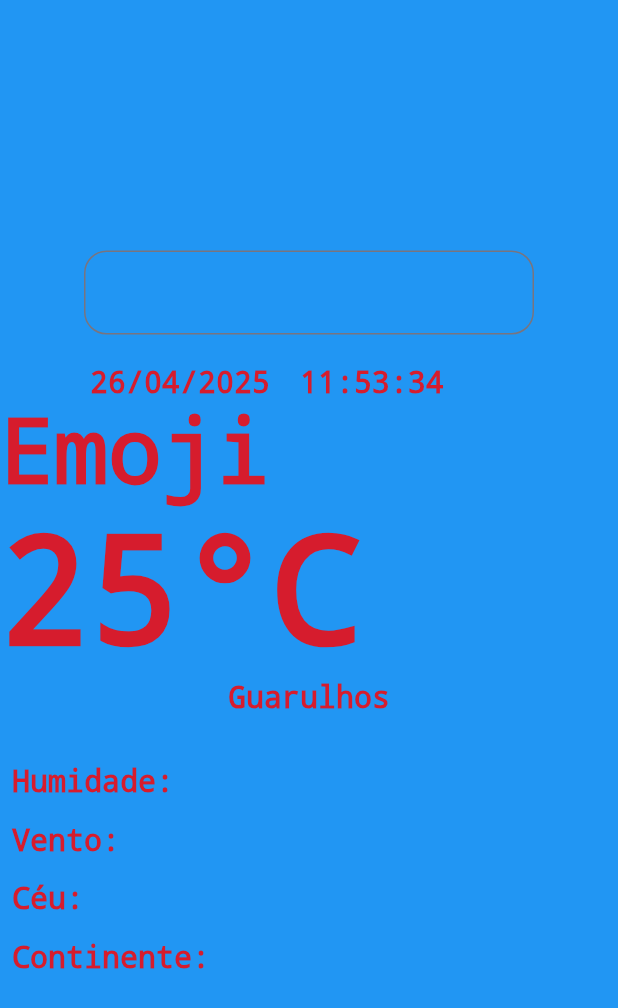
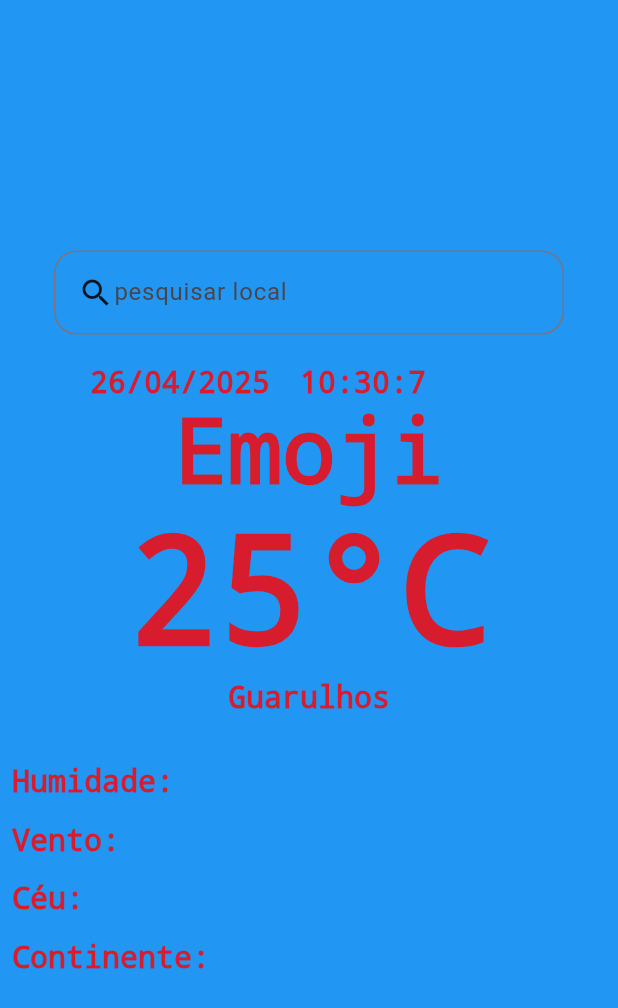
Before and after one commit to Zaqueu-Dev-Dias/App_Clima_R, a Flutter app: the screen it shows after launch, on a phone screen of 412 x 824 dp. Shown: the top 1008 px of the screen. Run offline on Flutter 3.47's test engine with Material 3 defaults, Android fonts, the phone set to English and light mode, and no system bars.

Commit message:
horario e responsividade

```diff
--- a/Pasta_do_app/lib/Tela_principal.dart
+++ b/Pasta_do_app/lib/Tela_principal.dart
@@ -1,4 +1,6 @@
 import 'package:flutter/material.dart';
+
+import 'horario.dart';
 
 class Tela_Principal extends StatelessWidget {
   const Tela_Principal({super.key});
@@ -16,11 +18,17 @@ class Tela_Principal extends StatelessWidget {
           children: [
             Center(
               child: Container(
-                width: 300,
+                width: 340,
                 child: Material(
                   color: Colors.transparent,
                     child: TextField(
                   decoration: InputDecoration(
+                      label: Row(
+                        children: [
+                          Icon(Icons.search),
+                          Text('pesquisar local'),
+                        ],
+                      ),
                       border: OutlineInputBorder(
                         borderSide: BorderSide(width: 3),
                           borderRadius: BorderRadius.circular(15))),
@@ -39,21 +47,21 @@ class Tela_Principal extends StatelessWidget {
                 ),
                 Padding(
                   padding: const EdgeInsets.only(right: 60, left: 10, top: 20),
-                  child: Text(
-                    '11:53:34',
-                    style: TextStyle(
-                        fontSize: 20, decoration: TextDecoration.none),
-                  ),
+                  child: horario(),
                 ),
               ],
             ),
-            Text(
-              'Emoji',
-              style: TextStyle(fontSize: 60, decoration: TextDecoration.none),
+            Center(
+              child: Text(
+                'Emoji',
+                style: TextStyle(fontSize: 60, decoration: TextDecoration.none),
+              ),
             ),
-            Text(
-              '25°C',
-              style: TextStyle(fontSize: 100, decoration: TextDecoration.none),
+            Center(
+              child: Text(
+                '25°C',
+                style: TextStyle(fontSize: 100, decoration: TextDecoration.none),
+              ),
             ),
             Center(
                 child: Text(
--- /dev/null
+++ b/Pasta_do_app/lib/horario.dart
@@ -0,0 +1,9 @@
+import 'package:flutter/material.dart';
+
+StreamBuilder horario() {
+  return StreamBuilder(
+      stream: Stream.periodic(Duration(milliseconds: 1)),
+      builder: (contexto, situacao_hora) {
+        return Text('${DateTime.now().hour}:${DateTime.now().minute}:${DateTime.now().second}', style: TextStyle(fontSize: 20, decoration: TextDecoration.none),);
+      });
+}
--- /dev/null
+++ b/Pasta_do_app/lib/responsividade.dart
@@ -0,0 +1,4 @@
+
+
+// (50 * 20) / 100
+//  (resultado * 100) / 50
```
